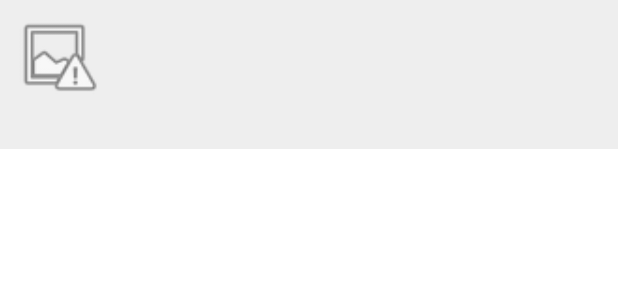
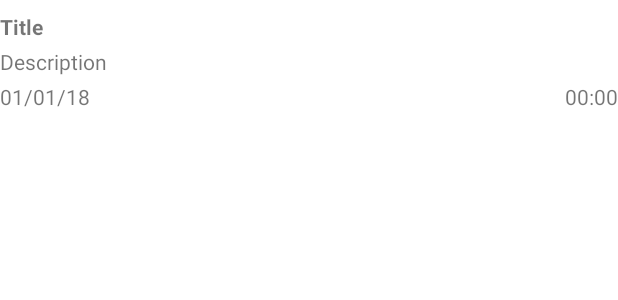
Before and after one commit to bbaylo1/PodPlay, an Android app: the layout episode_item.xml on its own in the app's theme, with its tools: preview values and no code run, on a phone screen of 412 x 824 dp. Shown: the top 300 px of the screen. Run offline under Robolectric (Android 15) with nearby library versions, the phone set to English and light mode, and no system bars.

Commit message:
Fourth commit, fixes and additional comments

```diff
--- a/app/src/main/java/com/brandonbaylosis/podplay/adapter/EpisodeListAdapter.kt
+++ b/app/src/main/java/com/brandonbaylosis/podplay/adapter/EpisodeListAdapter.kt
@@ -13,8 +13,8 @@ import kotlinx.android.synthetic.main.episode_item.view.*
 
 
 class EpisodeListAdapter(
-    private var episodeViewList: List<PodcastViewModel.EpisodeViewData>?) :
-    RecyclerView.Adapter<EpisodeListAdapter.ViewHolder>() {
+    private var episodeViewList: List<PodcastViewModel.EpisodeViewData>?)
+    : RecyclerView.Adapter<EpisodeListAdapter.ViewHolder>() {
 
     class ViewHolder(v: View) : RecyclerView.ViewHolder(v) {
         var episodeViewData: PodcastViewModel.EpisodeViewData? = null
@@ -33,6 +33,7 @@ class EpisodeListAdapter(
 
         holder.episodeViewData = episodeView
         holder.titleTextView.text = episodeView.title
+        // Used for the episode descriptions
         holder.descTextView.text = HtmlUtils.htmlToSpannable(episodeView.description ?: "")
         holder.durationTextView.text = episodeView.duration
         holder.releaseDateTextView.text = episodeView.releaseDate?.let { DateUtils.dateToShortDate(it)
--- a/app/src/main/java/com/brandonbaylosis/podplay/ui/PodcastActivity.kt
+++ b/app/src/main/java/com/brandonbaylosis/podplay/ui/PodcastActivity.kt
@@ -39,12 +39,13 @@ class PodcastActivity : AppCompatActivity(),
         val TAG = javaClass.simpleName
         val itunesService = ItunesService.instance
         val itunesRepo = ItunesRepo(itunesService)
+
         // Uses ItunesRepo to search for the podcast and prints the results to the
         // Logcat window
         itunesRepo.searchByTerm("Android Developer") {
             Log.i(TAG, "Results = $it")
         }
-        setupToolbar()
+        setupToolbar() // Gets ActionBar support for Activity
         setupViewModels()
         updateControls()
         handleIntent(intent)
@@ -52,16 +53,19 @@ class PodcastActivity : AppCompatActivity(),
     }
 
     override fun onCreateOptionsMenu(menu: Menu): Boolean {
-        // 1
+        // 1 Inflates options menu
         val inflater = menuInflater
         inflater.inflate(R.menu.menu_search, menu)
-        // 2
+        // 2 Search action menu item is found within the options menu, and the search
+        //view is taken from the item’s actionView property.
         searchMenuItem = menu.findItem(R.id.search_item)
         val searchView = searchMenuItem.actionView as SearchView
-        // 3
+        // 3 The system SearchManager object is loaded, and will be used
+        // to load searchable info XML files
         val searchManager = getSystemService(Context.SEARCH_SERVICE)
                 as SearchManager
-        // 4
+        // 4 use searchManager to load the search configuration and assign it to the
+        // searchView
         searchView.setSearchableInfo(searchManager.getSearchableInfo(componentName))
 
         // Creates activity again if device is rotated
@@ -71,22 +75,28 @@ class PodcastActivity : AppCompatActivity(),
             podcastRecyclerView.visibility = View.INVISIBLE
         }
         // Ensures that the searchMenuItem remains hidden if podcastRecyclerView is
-        //not visible
+        // not visible
         if (podcastRecyclerView.visibility == View.INVISIBLE) {
             searchMenuItem.isVisible = false
         }
         return true
     }
 
+    // Uses SearchViewModel to find the podcasts based on the search term.
     private fun performSearch(term: String) {
+        // Displays progress bar before search starts and hides it as soon as it's over
         showProgressBar()
         searchViewModel.searchPodcasts(term) { results ->
             hideProgressBar()
+            // toolbar title is updated to the show the search term
             toolbar.title = term
+            // RecyclerView Adapter is updated with the results
             podcastListAdapter.setSearchData(results)
         }
     }
 
+    // Takes in an Intent and checks to see if it’s an ACTION_SEARCH. If so, it
+    //extracts the search query string and passes it to performSearch()
     private fun handleIntent(intent: Intent) {
         if (Intent.ACTION_SEARCH == intent.action) {
             val query = intent.getStringExtra(SearchManager.QUERY) ?:
@@ -95,9 +105,12 @@ class PodcastActivity : AppCompatActivity(),
         }
     }
 
+    // Called when the Intent is sent from the search widget.
     override fun onNewIntent(intent: Intent) {
         super.onNewIntent(intent)
+        // Called to make sure new Intent is saved within the Activity
         setIntent(intent)
+        // Called to perform the search
         handleIntent(intent)
     }
 
@@ -126,19 +139,22 @@ class PodcastActivity : AppCompatActivity(),
     // Called when user taps on a podcast
     override fun onShowDetails(podcastSummaryViewData:
                                SearchViewModel.PodcastSummaryViewData) {
-        // 1
+        // 1 feedUrl taken from podcastSummaryViewData object if not null
+        // method returns without doing anything otherwise
         val feedUrl = podcastSummaryViewData.feedUrl ?: return
-        // 2
+        // 2 progress bar is displayed to show the user that the app is busy
+        // loading the podcast data.
         showProgressBar()
-        // 3
+        // 3 podcastViewModel.getPodcast() is called to load the podcast view data
         podcastViewModel.getPodcast(podcastSummaryViewData) {
-            // 4
+            // 4 Hides progress bar after data is returned
             hideProgressBar()
             if (it != null) {
-                // 5
+                // 5 If data is not null, then showDetailsFragment() is called to
+                    // display the detail fragment
                 showDetailsFragment()
             } else {
-                // 6
+                // 6 If data null, dispaly error dialog
                 showError("Error loading feed $feedUrl")
             }
         }
@@ -157,29 +173,34 @@ class PodcastActivity : AppCompatActivity(),
 
     private fun createPodcastDetailsFragment():
             PodcastDetailsFragment {
-        // 1
+        // 1 Use supportFragmentManager.findFragmentByTag() to check if the
+        // Fragment already exists.
         var podcastDetailsFragment = supportFragmentManager
             .findFragmentByTag(TAG_DETAILS_FRAGMENT) as
                 PodcastDetailsFragment?
-        // 2
+        // 2 If there’s no existing fragment, a new one is created using newInstance()
+        // on the Fragment’s companion object
         if (podcastDetailsFragment == null) {
             podcastDetailsFragment =
                 PodcastDetailsFragment.newInstance()
         }
+        // Return Fragment object
         return podcastDetailsFragment
     }
 
     private fun showDetailsFragment() {
-        // 1
+        // 1 Details fragment is created or retrieved from the fragment manager.
         val podcastDetailsFragment = createPodcastDetailsFragment()
-        // 2
+        // 2 The fragment is added to the supportFragmentManager
+        // TAG_DETAILS_FRAGMENT used to identify the fragment
+        // .addToBackStack() used to make sure back button works to close the fragment
         supportFragmentManager.beginTransaction().add(
             R.id.podcastDetailsContainer,
             podcastDetailsFragment, TAG_DETAILS_FRAGMENT)
             .addToBackStack("DetailsFragment").commit()
-        // 3
+        // 3 main podcast RecyclerView is hidden so the only thing showing is the detail Fragment
         podcastRecyclerView.visibility = View.INVISIBLE
-        // 4
+        // 4 searchMenuItem is hidden so that the search icon is not shown on the details screen
         searchMenuItem.isVisible = false
     }
 
--- a/app/src/main/java/com/brandonbaylosis/podplay/util/DateUtils.kt
+++ b/app/src/main/java/com/brandonbaylosis/podplay/util/DateUtils.kt
@@ -5,21 +5,23 @@ import java.text.SimpleDateFormat
 import java.util.*
 
 object DateUtils {
+    // This method converts the date returned from iTunes into a simple month, date and
+    // year format using the user’s current locale
     fun jsonDateToShortDate(jsonDate: String?): String {
-        //1
+        //1 Checks that jsonDate string coming in isn't null
         if (jsonDate == null) {
+            // Returns "-" if it is, to indicate that no date was provided
             return "-"
         }
-        // 2
+        // 2 Define a SimpleDateFormat to match the date format returned by iTunes.
         val inFormat = SimpleDateFormat("yyyy-MM-dd'T'HH:mm:ss",
             Locale.getDefault())
-        // 3
+        // 3 Parse jsonDate string and place it into a Date object named date
         val date = inFormat.parse(jsonDate) ?: return "-"
-        // 4
-        val outputFormat =
-            DateFormat.getDateInstance(DateFormat.SHORT,
-                Locale.getDefault())
-        // 6
+        // 4 Output format is defined as a short date to match the currently defined locale
+        val outputFormat = DateFormat.getDateInstance(DateFormat.SHORT,
+            Locale.getDefault())
+        // 5 Format the date and return it
         return outputFormat.format(date)
     }
 
@@ -31,6 +33,7 @@ object DateUtils {
         return inFormat.parse(date) ?: Date()
     }
 
+    // Creates locale-aware short date string
     fun dateToShortDate(date: Date): String {
         val outputFormat = DateFormat.getDateInstance(
             DateFormat.SHORT, Locale.getDefault())
--- a/app/src/main/java/com/brandonbaylosis/podplay/util/HtmlUtils.kt
+++ b/app/src/main/java/com/brandonbaylosis/podplay/util/HtmlUtils.kt
@@ -6,11 +6,12 @@ import android.text.Spanned
 
 object HtmlUtils {
     fun htmlToSpannable(htmlDesc: String): Spanned {
-        // 1
+        // 1 Strip out all \n characters and <img> elements from the text before
+        // converting the text to a Spanned object
         var newHtmlDesc = htmlDesc.replace("\n".toRegex(), "")
         newHtmlDesc = newHtmlDesc.replace("(<(/)img>)|(<img.+?>)".
         toRegex(), "")
-        // 2
+        // 2 Android’s Html.fromHtml method is used to convert the text to a Spanned object.
         val descSpan: Spanned
         if (Build.VERSION.SDK_INT >= Build.VERSION_CODES.N) {
             descSpan = Html.fromHtml(newHtmlDesc,
--- a/app/src/main/java/com/brandonbaylosis/podplay/viewmodel/PodcastViewModel.kt
+++ b/app/src/main/java/com/brandonbaylosis/podplay/viewmodel/PodcastViewModel.kt
@@ -27,6 +27,8 @@ class PodcastViewModel(application: Application) :
         var releaseDate: Date? = null,
         var duration: String? = ""
     )
+
+
     private fun episodesToEpisodesView(episodes: List<Episode>):
             List<EpisodeViewData> {
         return episodes.map {
@@ -34,6 +36,31 @@ class PodcastViewModel(application: Application) :
                 it.mediaUrl, it.releaseDate, it.duration)
         }
     }
+
+    // 1 Method takes a PodcastSummaryViewData object and a callback method
+    fun getPodcast(podcastSummaryViewData: SearchViewModel.PodcastSummaryViewData,
+                   callback: (PodcastViewData?) -> Unit) {
+        // 2 Local variables are assigned to podcastRepo and podcastSummaryViewData.feedUrl.
+        // If either one is null, the method returns early
+        val repo = podcastRepo ?: return
+        val feedUrl = podcastSummaryViewData.feedUrl ?: return
+        // 3 Call getPodcast() from the podcast repo with the feed URL.
+        repo.getPodcast(feedUrl) {
+            // 4 Check the podcast detail object to make sure it’s not null.
+            it?.let {
+                // 5 Set the podcast title to the podcast summary name
+                it.feedTitle = podcastSummaryViewData.name ?: ""
+                // 6 Set the podcast title to the podcast summary name
+                it.imageUrl = podcastSummaryViewData.imageUrl ?: ""
+                // 7 Convert the Podcast object to a PodcastViewData object and assign it to
+                //activePodcastViewData.
+                activePodcastViewData = podcastToPodcastView(it)
+                // 8  Call the callback method and pass the podcast view data
+                callback(activePodcastViewData)
+            }
+        }
+    }
+
     private fun podcastToPodcastView(podcast: Podcast):
             PodcastViewData {
         return PodcastViewData(
@@ -45,25 +72,4 @@ class PodcastViewModel(application: Application) :
             episodesToEpisodesView(podcast.episodes)
         )
     }
-    // 1
-    fun getPodcast(podcastSummaryViewData: SearchViewModel.PodcastSummaryViewData,
-                   callback: (PodcastViewData?) -> Unit) {
-        // 2
-        val repo = podcastRepo ?: return
-        val feedUrl = podcastSummaryViewData.feedUrl ?: return
-        // 3
-        repo.getPodcast(feedUrl) {
-            // 4
-            it?.let {
-                // 5
-                it.feedTitle = podcastSummaryViewData.name ?: ""
-                // 6
-                it.imageUrl = podcastSummaryViewData.imageUrl ?: ""
-                // 7
-                activePodcastViewData = podcastToPodcastView(it)
-                // 8
-                callback(activePodcastViewData)
-            }
-        }
-    }
 }
--- a/app/src/main/java/com/brandonbaylosis/repository/ItunesRepo.kt
+++ b/app/src/main/java/com/brandonbaylosis/repository/ItunesRepo.kt
@@ -6,28 +6,30 @@ import retrofit2.Call
 import retrofit2.Callback
 import retrofit2.Response
 
-// 1
+// 1 You define the primary constructor for ItunesRepo to require an existing instance
+// of the ItunesService interface.
 class ItunesRepo(private val itunesService: ItunesService) {
-    // 2
-    fun searchByTerm(term: String,
-                     callBack: (List<PodcastResponse.ItunesPodcast>?) -> Unit) {
-        // 3
+    // 2 Defines single parameter as a List of iTunesPodcast objects
+    fun searchByTerm(term: String, callBack: (List<PodcastResponse.ItunesPodcast>?) -> Unit) {
+        // 3 returns a Retrofit Call object
         val podcastCall = itunesService.searchPodcastByTerm(term)
-        // 4
+        // 4 Invoke enqueue on the Call object, and it runs in the background to retrieve
+        // the response from the web service.
         podcastCall.enqueue(object : Callback<PodcastResponse> {
-            // 5
+            // 5 onFailure() is called if anything goes wrong with the call such as a network
+            //error or an invalid URL
             override fun onFailure(call: Call<PodcastResponse>?,
                                    t: Throwable?) {
-                // 6
+                // 6 If there's an error, call callBack() with a null value.
                 callBack(null)
             }
-            // 7
+            // 7 Call onResponse() if call succeeds
             override fun onResponse(
                 call: Call<PodcastResponse>?,
                 response: Response<PodcastResponse>?) {
-                // 8
+                // 8 Retrieve the populated PodcastResponse model with a call to response.body().
                 val body = response?.body()
-                // 9
+                // 9 Call callBack() with the results object from the PodcastResponse model
                 callBack(body?.results)
             }
         })
--- a/app/src/main/java/com/brandonbaylosis/repository/PodcastRepo.kt
+++ b/app/src/main/java/com/brandonbaylosis/repository/PodcastRepo.kt
@@ -13,6 +13,8 @@ class PodcastRepo(private var feedService: FeedService) {
     fun getPodcast(feedUrl: String, callback: (Podcast?) -> Unit) {
         feedService.getFeed(feedUrl) { feedResponse ->
             var podcast: Podcast? = null
+            // If feedResponse is null, pass null to the callBack method. If feedResponse is valid,
+            // then convert it to a Podcast object and pass to the callback method
             if (feedResponse != null) {
                 podcast = rssResponseToPodcast(feedUrl, "", feedResponse)
             }
@@ -22,6 +24,9 @@ class PodcastRepo(private var feedService: FeedService) {
         }
     }
 
+    // Uses the map method to convert a list of EpisodeResponse objects into a list of
+    // Episode objects. The pubDate string is converted to a Date object using the new
+    // xmlDateToDate method.
     private fun rssItemsToEpisodes(episodeResponses:
                                    List<RssFeedResponse.EpisodeResponse>): List<Episode> {
         return episodeResponses.map {
--- a/app/src/main/res/layout/episode_item.xml
+++ b/app/src/main/res/layout/episode_item.xml
@@ -3,64 +3,50 @@
 <androidx.constraintlayout.widget.ConstraintLayout
     xmlns:android="http://schemas.android.com/apk/res/android"
     xmlns:app="http://schemas.android.com/apk/res-auto"
+    xmlns:tools="http://schemas.android.com/tools"
     android:layout_width="match_parent"
-    android:layout_height="match_parent">
-    <androidx.constraintlayout.widget.ConstraintLayout
-        android:id="@+id/headerView"
+    android:layout_height="wrap_content"
+    android:layout_marginBottom="8dp"
+    android:layout_marginTop="8dp"><TextView
+    android:id="@+id/titleView"
+    android:layout_width="0dp"
+    android:layout_height="wrap_content"
+    android:layout_gravity="top"
+    android:layout_marginEnd="0dp"
+    android:textStyle="bold"
+    app:layout_constraintEnd_toEndOf="parent"
+    app:layout_constraintHorizontal_chainStyle="spread"
+    app:layout_constraintStart_toStartOf="parent"
+    app:layout_constraintTop_toTopOf="parent"
+    tools:text="Title"/>
+    <TextView
+        android:id="@+id/releaseDateView"
+        android:layout_width="wrap_content"
+        android:layout_height="wrap_content"
+        android:layout_gravity="top"
+        android:layout_marginTop="4dp"
+        app:layout_constraintStart_toStartOf="parent"
+        app:layout_constraintTop_toBottomOf="@+id/descView"
+        tools:text="01/01/18"/>
+    <TextView
+        android:id="@+id/durationView"
+        android:layout_width="wrap_content"
+        android:layout_height="wrap_content"
+        android:layout_gravity="top"
+        android:layout_marginTop="4dp"
+        app:layout_constraintEnd_toEndOf="parent"
+        app:layout_constraintTop_toBottomOf="@+id/descView"
+        tools:text="00:00"/>
+    <TextView
+        android:id="@+id/descView"
         android:layout_width="match_parent"
         android:layout_height="wrap_content"
-        android:background="#eeeeee"
-        android:maxHeight="300dp"
+        android:layout_gravity="top"
+        android:layout_marginTop="4dp"
+        android:maxLines="3"
         app:layout_constraintEnd_toEndOf="parent"
         app:layout_constraintStart_toStartOf="parent"
-        app:layout_constraintTop_toTopOf="parent">
-        <ImageView
-            android:id="@+id/feedImageView"
-            android:layout_width="60dp"
-            android:layout_height="60dp"
-            android:layout_marginStart="8dp"
-            android:layout_marginTop="8dp"
-            android:src="@android:drawable/ic_menu_report_image"
-            app:layout_constraintStart_toStartOf="parent"
-            app:layout_constraintTop_toTopOf="parent"/>
-        <TextView
-            android:id="@+id/feedTitleTextView"
-            android:layout_width="0dp"
-            android:layout_height="wrap_content"
-            android:layout_marginEnd="8dp"
-            android:layout_marginStart="8dp"
-            android:maxHeight="100dp"
-            android:text=""
-            android:textSize="14sp"
-            android:textStyle="bold"
-            app:layout_constraintBottom_toBottomOf="@+id/feedImageView"
-            app:layout_constraintEnd_toEndOf="parent"
-            app:layout_constraintStart_toEndOf="@+id/feedImageView"
-            app:layout_constraintTop_toTopOf="@+id/feedImageView"/>
-        <TextView
-            android:id="@+id/feedDescTextView"
-            android:layout_width="0dp"
-            android:layout_height="wrap_content"
-            android:layout_marginEnd="8dp"
-            android:layout_marginStart="8dp"
-            android:layout_marginTop="4dp"
-            android:maxHeight="100dp"
-            android:paddingBottom="8dp"
-            android:scrollbars="vertical"
-            android:text=""
-            app:layout_constraintEnd_toEndOf="parent"
-            app:layout_constraintStart_toStartOf="parent"
-            app:layout_constraintTop_toBottomOf="@+id/feedImageView"/>
-    </androidx.constraintlayout.widget.ConstraintLayout>
-    <androidx.recyclerview.widget.RecyclerView
-        android:id="@+id/episodeRecyclerView"
-        android:layout_width="0dp"
-        android:layout_height="0dp"
-        android:layout_marginEnd="8dp"
-        android:layout_marginStart="8dp"
-        app:layout_constraintBottom_toBottomOf="parent"
-        app:layout_constraintEnd_toEndOf="parent"
-        app:layout_constraintStart_toStartOf="parent"
-        app:layout_constraintTop_toBottomOf="@+id/headerView"
-        />
+        app:layout_constraintTop_toBottomOf="@+id/titleView"
+        tools:text="Description"/>
+
 </androidx.constraintlayout.widget.ConstraintLayout>
```
Also changed, not shown: app/src/main/java/com/brandonbaylosis/podplay/ui/PodcastDetailsFragment.kt (+12 -5 lines), app/src/main/java/com/brandonbaylosis/service/ItunesService.kt (+10 -6 lines), app/src/main/java/com/brandonbaylosis/service/RssFeedService.kt (+30 -18 lines).
